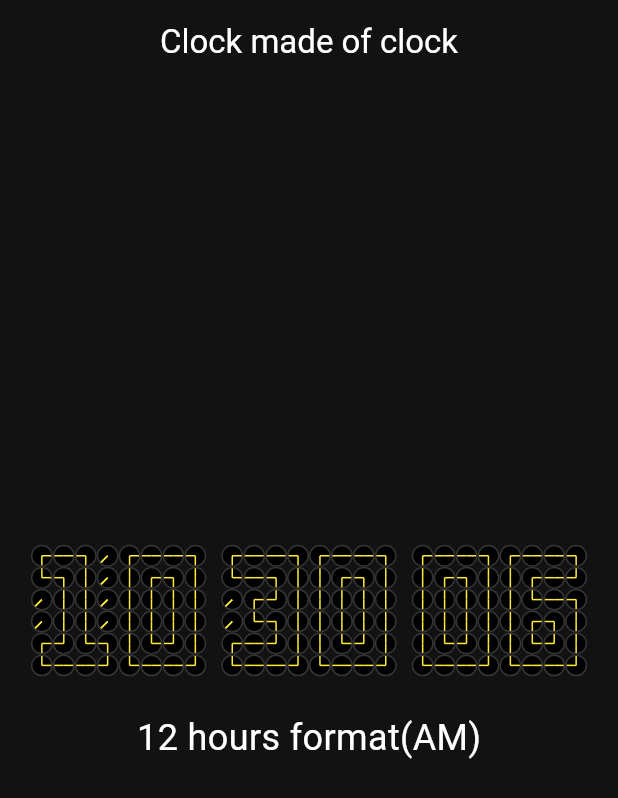
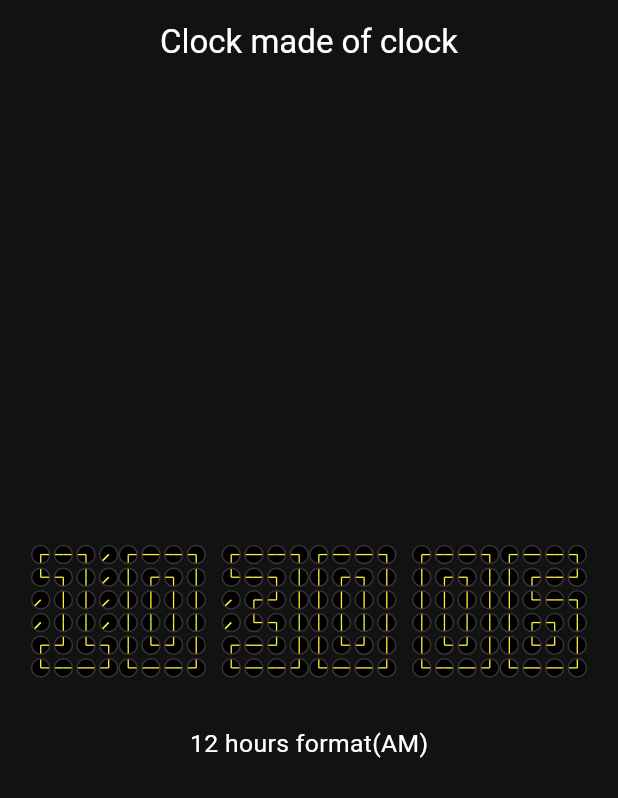
Before and after one commit to Crisxzu/clock-of-clocks-flutter, a Flutter app: the screen it shows after launch, on a phone screen of 412 x 824 dp. Shown: the top 798 px of the screen. Run offline on Flutter 3.47's test engine with Material 3 defaults, Android fonts, the phone set to English and light mode, and no system bars.

Commit message:
feat: add responsive utilities for adaptive design and enhance hour formatting

```diff
--- /dev/null
+++ b/lib/common/responsive_utils.dart
@@ -0,0 +1,33 @@
+import 'package:flutter/material.dart';
+
+/// Returns true if the device is a tablet (shortest side >= 600dp)
+bool isTablet(BuildContext context) {
+  final shortestSide = MediaQuery.of(context).size.shortestSide;
+  return shortestSide >= 600;
+}
+
+/// Returns a responsive font size based on screen width
+double getResponsiveFontSize(BuildContext context, {double mobileFactor = 0.04, double tabletFactor = 0.025}) {
+  final width = MediaQuery.of(context).size.width;
+  final factor = isTablet(context) ? tabletFactor : mobileFactor;
+  return width * factor;
+}
+
+/// Returns responsive spacing based on screen width
+double getResponsiveSpacing(BuildContext context, {double mobileFactor = 0.025, double tabletFactor = 0.015}) {
+  final width = MediaQuery.of(context).size.width;
+  final factor = isTablet(context) ? tabletFactor : mobileFactor;
+  return width * factor;
+}
+
+/// Returns responsive padding based on screen width
+double getResponsivePadding(BuildContext context, {double mobileFactor = 0.02, double tabletFactor = 0.015}) {
+  final width = MediaQuery.of(context).size.width;
+  final factor = isTablet(context) ? tabletFactor : mobileFactor;
+  return width * factor;
+}
+
+/// Returns responsive border width based on available size
+double getResponsiveBorderWidth(double availableSize, {double factor = 0.003}) {
+  return (availableSize * factor).clamp(1.0, 3.0);
+}
--- a/lib/common/utils.dart
+++ b/lib/common/utils.dart
@@ -1,5 +1,3 @@
-import 'dart:ui';
-
 import 'package:clock_app/common/constants.dart';
 import 'package:flutter/cupertino.dart';
 import 'package:intl/intl.dart';
@@ -26,8 +24,8 @@ Locale getUserLanguage(BuildContext context) {
   return Localizations.localeOf(context);
 }
 
-String getHour(DateTime dateTime, Locale locale) {
-  final formatter = DateFormat('jms', locale.toString());
+String getHour(DateTime dateTime, Locale locale, {bool is24HourFormat = true}) {
+  final formatter = DateFormat(is24HourFormat ? 'Hms' : 'jms', locale.toString());
   return formatter.format(dateTime);
 }
 
--- a/lib/home/home_page.dart
+++ b/lib/home/home_page.dart
@@ -1,6 +1,7 @@
 import 'dart:async';
 
 import 'package:clock_app/common/utils.dart';
+import 'package:clock_app/common/responsive_utils.dart';
 import 'package:clock_app/home/widgets/digit.dart';
 import 'package:flutter/material.dart';
 
@@ -36,16 +37,17 @@ class _HomePageState extends State<HomePage> {
 
   void updateHour() {
     final nowDate = DateTime.now();
-    String hourStr = getHour(nowDate, getUserLanguage(context));
     bool is24HFormat = is24HourFormat(context);
+    String hourStr = getHour(nowDate, getUserLanguage(context), is24HourFormat: is24HFormat);
 
     if(!is24HFormat) {
       final temp = hourStr.substring(0, hourStr.length - 3);
       symbol = hourStr.substring(temp.length+1);
+      hourStr = temp;
     }
 
     setState(() {
-      parts = hourStr.split(':');
+      parts = hourStr.split(':').map((part) => part.padLeft(2, '0')).toList();
     });
   }
 
@@ -62,18 +64,21 @@ class _HomePageState extends State<HomePage> {
         title: Text("Clock made of clock"),
         centerTitle: true,
       ),
-      body: Center(
+      body: SafeArea(
+        child: Center(
           child: OrientationBuilder(
             builder: (context, orientation) {
+              final spacing = getResponsiveSpacing(context);
+              final tablet = isTablet(context);
 
               return FractionallySizedBox(
-              widthFactor: orientation == Orientation.portrait ? 0.9 : 0.75,
-              heightFactor: orientation == Orientation.portrait ? 0.2 : 0.85,
+                widthFactor: orientation == Orientation.portrait ? 0.9 : (tablet ? 0.6 : 0.75),
+                heightFactor: orientation == Orientation.portrait ? (tablet ? 0.25 : 0.2) : 0.85,
                 child: Column(
                   children: [
                     Flexible(
                       child: Row(
-                      spacing: orientation == Orientation.portrait ? 10 : 20,
+                        spacing: spacing,
                       children: [
                         ...[
                           for(int i = 0; i < parts.length; i++)
@@ -100,11 +105,11 @@ class _HomePageState extends State<HomePage> {
                     ),
                   ),
                     Padding(
-                    padding: const EdgeInsets.all(8.0),
+                      padding: EdgeInsets.all(getResponsivePadding(context)),
                       child: Text(
                         is24HFormat ? "24 hours format" : "12 hours format($symbol)",
                         style: TextStyle(
-                        fontSize: 24
+                          fontSize: getResponsiveFontSize(context)
                         ),
                       ),
                     )
@@ -114,6 +119,7 @@ class _HomePageState extends State<HomePage> {
             },
           ),
         ),
+      ),
     );
   }
 }
--- a/lib/home/widgets/clock.dart
+++ b/lib/home/widgets/clock.dart
@@ -1,35 +1,41 @@
 import 'package:flutter/material.dart';
+import '../../common/responsive_utils.dart';
 
 class Clock extends StatelessWidget {
   Clock({
     super.key,
-    this.firstNeedleTurns = 3/8,
-    this.secondNeedleTurns = 3/8,
+    double? firstNeedleTurns,
+    double? secondNeedleTurns,
     this.needleTurns,
     this.duration = const Duration(milliseconds: 500)
-  });
+  }) : firstNeedleTurns = needleTurns?[0] ?? firstNeedleTurns ?? 3/8,
+       secondNeedleTurns = needleTurns?[1] ?? secondNeedleTurns ?? 3/8 {
+    if(needleTurns != null && needleTurns!.length != 2) {
+      throw RangeError.range(needleTurns!.length, 2, 2);
+    }
+  }
 
-  double firstNeedleTurns;
-  double secondNeedleTurns;
-  List<double>? needleTurns;
+  final double firstNeedleTurns;
+  final double secondNeedleTurns;
+  final List<double>? needleTurns;
   final Duration duration;
 
   @override
   Widget build(BuildContext context) {
-    if(needleTurns != null) {
-      if(needleTurns!.length != 2) {
-        throw RangeError.range(needleTurns!.length, 2, 2);
-      }
 
-      firstNeedleTurns = needleTurns![0];
-      secondNeedleTurns = needleTurns![1];
-    }
+    return LayoutBuilder(
+      builder: (context, constraints) {
+        final availableSize = constraints.maxWidth < constraints.maxHeight
+            ? constraints.maxWidth
+            : constraints.maxHeight;
+        double borderRadius = 24;
+        final borderWidth = getResponsiveBorderWidth(availableSize);
 
         return Container(
           decoration: BoxDecoration(
               color: Colors.black,
-          border: Border.all(width: 1, color: Color.fromRGBO(52, 52, 52, 1)),
-          borderRadius: BorderRadius.circular(24)
+              border: Border.all(width: borderWidth, color: Color.fromRGBO(52, 52, 52, 1)),
+              borderRadius: BorderRadius.circular(borderRadius)
           ),
           child: Stack(
             children: [
@@ -68,5 +74,7 @@ class Clock extends StatelessWidget {
             ],
           ),
         );
+      },
+    );
   }
 }
--- a/lib/home/widgets/digit.dart
+++ b/lib/home/widgets/digit.dart
@@ -3,28 +3,30 @@ import 'dart:math';
 import 'package:flutter/material.dart';
 
 import '../../common/utils.dart';
+import '../../common/responsive_utils.dart';
 import 'clock.dart';
 
 class Digit extends StatelessWidget {
-  Digit({
+  const Digit({
     super.key,
     required this.value,
     required this.orientation,
   });
 
-  int value;
+  final int value;
   final Orientation orientation;
 
   @override
   Widget build(BuildContext context) {
-    value = min(9, max(0, value));
-    final angles = getAngleFromDigit(value);
+    final clampedValue = min(9, max(0, value));
+    final angles = getAngleFromDigit(clampedValue);
+    final spacing = getResponsiveSpacing(context, mobileFactor: 0.005, tabletFactor: 0.003);
 
     return GridView.count(
       primary: false,
       crossAxisCount: 4,
-      crossAxisSpacing: orientation == Orientation.portrait ? 0 : 3,
-      mainAxisSpacing: orientation == Orientation.portrait ? 0 : 3,
+      crossAxisSpacing: spacing,
+      mainAxisSpacing: spacing,
       children: [
         ...[
           for(int i = 0; i < angles!.length; i++)
```
Lines whose indentation alone changed are shown as unchanged.
